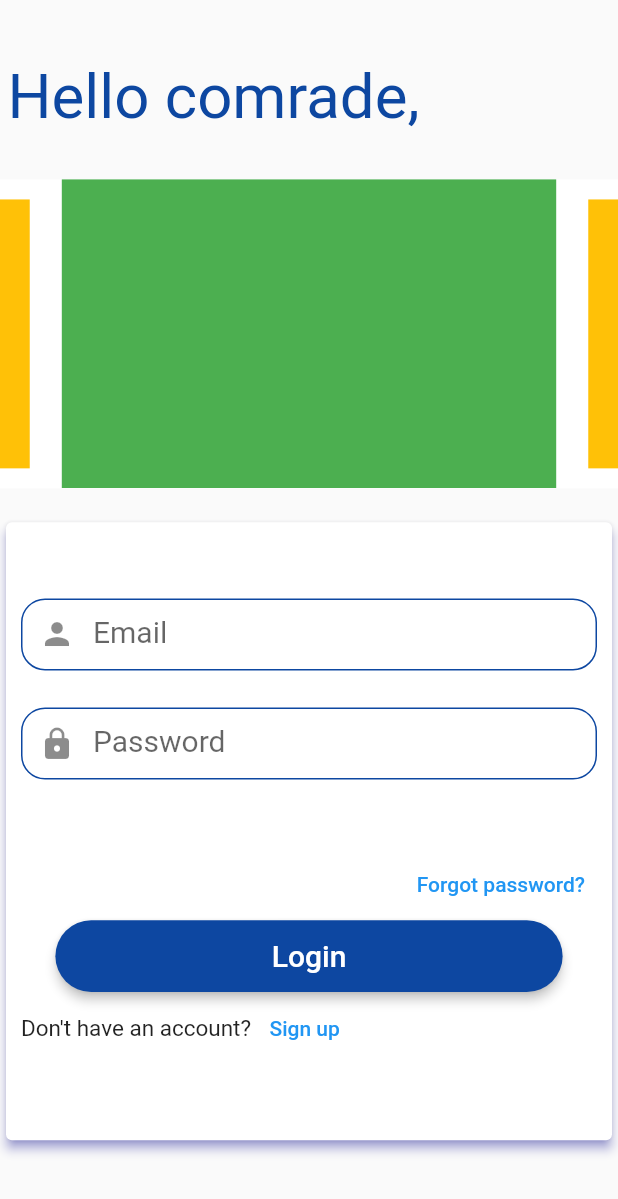
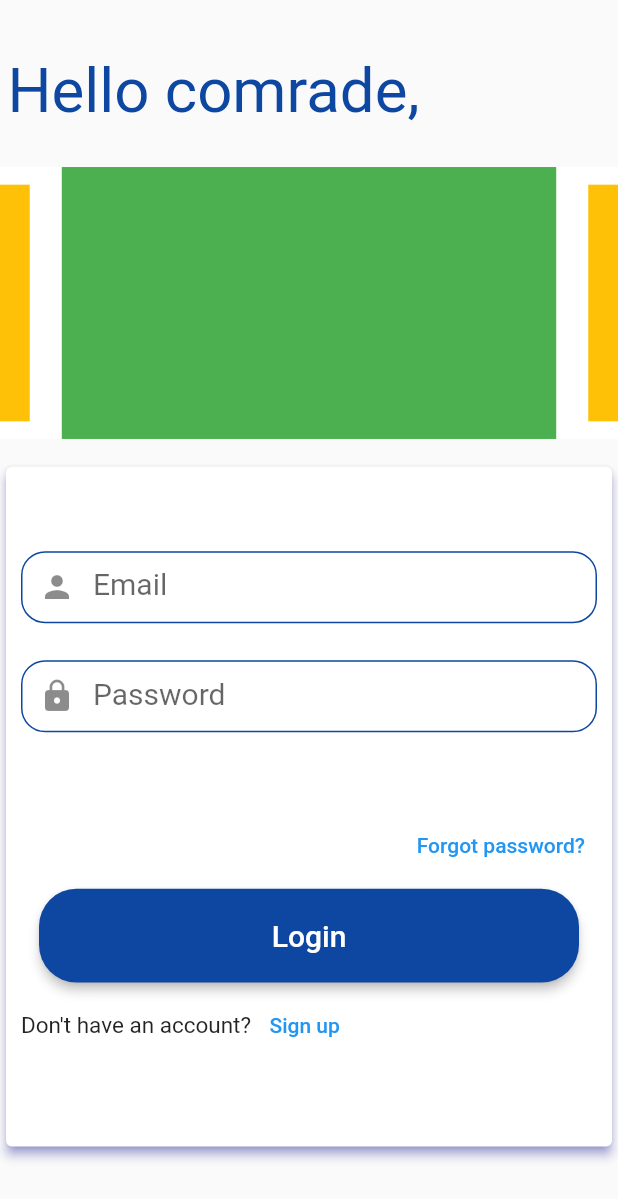
Before and after one commit to RonnyK36/finder, a Flutter app: the screen it shows after launch, after a tap on "Get started", on a phone screen of 412 x 824 dp. Shown: the top 1199 px of the screen. Run offline on Flutter 3.47's test engine with Material 2 defaults, Android fonts, the phone set to English and light mode, and no system bars; drawn by our look-alikes of carousel_slider; our stand-ins replace cloud_firestore, firebase_auth, firebase_core, get, google_fonts; accounts and stored records are empty; Roboto replaces fonts that are missing (NotoSansMono-Regular, Ubuntu); project files that could hold a hidden picture were left out.

Commit message:
Final Auth functionality

```diff
--- a/lib/controllers/auth_controllers.dart
+++ b/lib/controllers/auth_controllers.dart
@@ -1,3 +1,4 @@
+import 'package:cloud_firestore/cloud_firestore.dart';
 import 'package:finder/config/configurations.dart';
 import 'package:finder/views/screens/landing_page.dart';
 import 'package:finder/views/screens/root.dart';
@@ -7,15 +8,25 @@ import 'package:flutter/material.dart';
 import 'package:get/get.dart';
 import 'package:get/get_state_manager/src/simple/get_controllers.dart';
 
+final tenantsRef = FirebaseFirestore.instance.collection('tenants');
+
 class AuthController extends GetxController {
   var displayName = '';
+  String phone = '';
   FirebaseAuth auth = FirebaseAuth.instance;
+
+  String userMode = '';
   User? get userProfile => auth.currentUser;
 
   @override
   void onInit() {
+    getTenants();
     displayName = userProfile != null ? userProfile!.displayName! : '';
     super.onInit();
+  }
+
+  getTenants() {
+    tenantsRef.get();
   }
 
   void signUp(
@@ -27,15 +38,26 @@ class AuthController extends GetxController {
   ) {
     try {
       auth
-          .createUserWithEmailAndPassword(email: email, password: password)
+          .createUserWithEmailAndPassword(
+        email: email,
+        password: password,
+      )
           .then((value) {
         displayName = name;
         phone = phone;
-        // userMode = isTenant ? 'Tenant' : 'Landlord';
+        userMode = isTenant ? 'Tenant' : 'Landlord';
         auth.currentUser!.updateDisplayName(name);
       });
       update();
+
       Get.offAll(() => Root());
+      Get.snackbar(
+        'Welcome $displayName,',
+        'Your account has been created. Please wait as we log you in',
+        backgroundColor: kAccentColor,
+        duration: Duration(seconds: 6),
+        colorText: Colors.white,
+      );
     } on FirebaseAuthException catch (e) {
       String title = e.code.replaceAll(RegExp('-'), ' ').capitalize!;
       String message = '';
@@ -49,8 +71,8 @@ class AuthController extends GetxController {
       Get.snackbar(
         title,
         message,
-        backgroundColor: kAccentColor,
-        colorText: Colors.white,
+        backgroundColor: Colors.white,
+        colorText: kAccentColor,
       );
     } catch (e) {
       Get.snackbar(
@@ -140,6 +162,7 @@ class AuthController extends GetxController {
     }
   }
 }
+
   // extention StringExtension; on String{
   //   String capitalizeString(){
   //     return '${this[0].toUpperCase()${this.subString[1]}}';
--- a/lib/views/screens/landing_page.dart
+++ b/lib/views/screens/landing_page.dart
@@ -40,9 +40,9 @@ class LandingPage extends StatelessWidget {
               reusableButton(
                 context,
                 onPressed: () => Get.to(() => Root()),
-                padding: EdgeInsets.symmetric(
-                    horizontal: Config.screenWidth! * 0.3,
-                    vertical: Config.screenHeight! * 0.015),
+                // padding: EdgeInsets.symmetric(
+                //     horizontal: Config.screenWidth! * 0.3,
+                //     vertical: Config.screenHeight! * 0.015),
                 label: 'Get started',
               ),
               Spacer(),
--- a/lib/views/screens/login_ui_screen.dart
+++ b/lib/views/screens/login_ui_screen.dart
@@ -31,7 +31,7 @@ class _LoginPageState extends State<LoginPage> {
               ),
 
               Container(
-                height: Config.screenHeight! * 0.25,
+                height: Config.screenHeight! * 0.22,
                 width: double.infinity,
                 color: Color(0xffffffff),
                 child: CarouselSlider(
--- a/lib/views/screens/sign_up_screen.dart
+++ b/lib/views/screens/sign_up_screen.dart
@@ -30,6 +30,7 @@ class _SignUpScreenState extends State<SignUpScreen> {
   setSelectedRadio(val) {
     setState(() {
       selectedRadio = val;
+      isTenant = !isTenant;
     });
   }
 
@@ -47,8 +48,6 @@ class _SignUpScreenState extends State<SignUpScreen> {
             child: Column(
               mainAxisAlignment: MainAxisAlignment.spaceEvenly,
               children: [
-                // Header of page
-                // TitleSection(title: 'Create an account'),
                 buildFormFileds(),
               ],
             ),
@@ -158,7 +157,7 @@ class _SignUpScreenState extends State<SignUpScreen> {
                           }
                         },
                         labelText: "Email",
-                        keyboardType: TextInputType.visiblePassword,
+                        keyboardType: TextInputType.emailAddress,
                       ),
                       RoundedTextFormField(
                         controller: _passwordController,
--- a/lib/widgets/reset_form.dart
+++ b/lib/widgets/reset_form.dart
@@ -49,9 +49,9 @@ class _ResetFormState extends State<ResetForm> {
             ),
             reusableButton(
               context,
-              padding: EdgeInsets.symmetric(
-                  horizontal: Config.screenWidth! * 0.35,
-                  vertical: Config.screenHeight! * 0.015),
+              // padding: EdgeInsets.symmetric(
+              //     horizontal: Config.screenWidth! * 0.35,
+              //     vertical: Config.screenHeight! * 0.015),
               label: 'Reset',
               onPressed: () {
                 if (_formKey.currentState!.validate()) {
--- a/lib/widgets/reusable_button.dart
+++ b/lib/widgets/reusable_button.dart
@@ -1,16 +1,20 @@
 import 'package:finder/config/configurations.dart';
 import 'package:flutter/material.dart';
 
-ElevatedButton reusableButton(
+Container reusableButton(
   context, {
   required VoidCallback onPressed,
   required String label,
-  required padding,
 }) {
-  return ElevatedButton(
+  return Container(
+    // padding: padding,
+    height: Config.screenHeight! * 0.088,
+    width: Config.screenWidth!,
+    child: Padding(
+      padding: const EdgeInsets.symmetric(horizontal: 12, vertical: 5),
+      child: ElevatedButton(
         style: ElevatedButton.styleFrom(
           elevation: 3,
-      padding: padding,
           primary: Theme.of(context).primaryColor,
           shape: RoundedRectangleBorder(
             borderRadius: BorderRadius.circular(25),
@@ -22,5 +26,7 @@ ElevatedButton reusableButton(
           // style: GoogleFonts.ubuntu(textStyle: kButtonTS),
           style: kButtonTS,
         ),
+      ),
+    ),
   );
 }
--- a/lib/widgets/sign_in_buttons.dart
+++ b/lib/widgets/sign_in_buttons.dart
@@ -33,9 +33,9 @@ class SignInButtons extends StatelessWidget {
         ),
         reusableButton(
           context,
-          padding: EdgeInsets.symmetric(
-              horizontal: Config.screenWidth! * 0.35,
-              vertical: Config.screenHeight! * 0.015),
+          // padding: EdgeInsets.symmetric(
+          //     horizontal: Config.screenWidth! * 0.35,
+          //     vertical: Config.screenHeight! * 0.015),
           label: 'Login',
           onPressed: () {
             if (formKey.currentState!.validate()) {
--- a/lib/widgets/sign_in_form.dart
+++ b/lib/widgets/sign_in_form.dart
@@ -21,7 +21,7 @@ class _SignInFormState extends State<SignInForm> {
       elevation: 3,
       shadowColor: kAccentColor,
       child: Container(
-        height: Config.screenHeight! * 0.5,
+        height: Config.screenHeight! * 0.55,
         child: Form(
           key: _formKey,
           child: Padding(
--- a/lib/widgets/sign_up_buttons.dart
+++ b/lib/widgets/sign_up_buttons.dart
@@ -38,9 +38,9 @@ class SignUpButtons extends StatelessWidget {
       children: [
         reusableButton(
           context,
-          padding: EdgeInsets.symmetric(
-              horizontal: Config.screenWidth! * 0.35,
-              vertical: Config.screenHeight! * 0.015),
+          // padding: EdgeInsets.symmetric(
+          //     horizontal: Config.screenWidth! * 0.35,
+          //     vertical: Config.screenHeight! * 0.015),
           label: 'Sign up',
           onPressed: () {
             print(_nameController.text.capitalize);
```
Also changed, not shown: lib/models/users.dart (added, +12 -0 lines), lib/views/screens/home_screen.dart (+77 -30 lines), pubspec.yaml (+11 -0 lines), 6 other files. Lines whose indentation alone changed are shown as unchanged.
